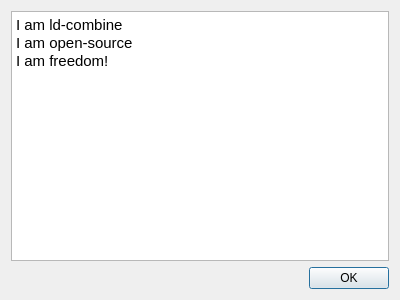
Above: tools/ld-combine/aboutdialog.ui from happycube/ld-decode before the change. Below: the same form after it.
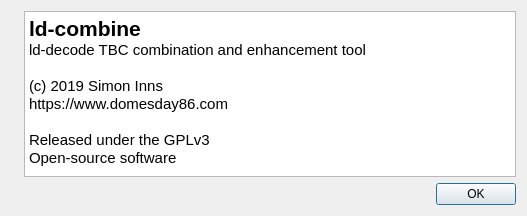
That is the form after the change. Icons and pictures are not drawn.

Commit message: ld-combine - fixes and new disc mapping class (incomplete)

```diff
--- a/tools/ld-combine/aboutdialog.ui
+++ b/tools/ld-combine/aboutdialog.ui
@@ -6,8 +6,8 @@
    <rect>
     <x>0</x>
     <y>0</y>
-    <width>400</width>
-    <height>300</height>
+    <width>527</width>
+    <height>216</height>
    </rect>
   </property>
   <property name="windowTitle">
@@ -15,17 +15,51 @@
   </property>
   <layout class="QVBoxLayout" name="verticalLayout">
    <item>
+    <layout class="QHBoxLayout" name="horizontalLayout_2">
+     <item>
+      <widget class="QLabel" name="label">
+       <property name="text">
+        <string/>
+       </property>
+       <property name="pixmap">
+        <pixmap resource="app-resources.qrc">:/icons/Graphics/128px-ld-combine.png</pixmap>
+       </property>
+      </widget>
+     </item>
+     <item>
     <widget class="QTextBrowser" name="textBrowser">
      <property name="html">
       <string>&lt;!DOCTYPE HTML PUBLIC &quot;-//W3C//DTD HTML 4.0//EN&quot; &quot;http://www.w3.org/TR/REC-html40/strict.dtd&quot;&gt;
 &lt;html&gt;&lt;head&gt;&lt;meta name=&quot;qrichtext&quot; content=&quot;1&quot; /&gt;&lt;style type=&quot;text/css&quot;&gt;
 p, li { white-space: pre-wrap; }
 &lt;/style&gt;&lt;/head&gt;&lt;body style=&quot; font-family:'Ubuntu'; font-size:11pt; font-weight:400; font-style:normal;&quot;&gt;
-&lt;p style=&quot; margin-top:0px; margin-bottom:0px; margin-left:0px; margin-right:0px; -qt-block-indent:0; text-indent:0px;&quot;&gt;I am ld-combine&lt;/p&gt;
-&lt;p style=&quot; margin-top:0px; margin-bottom:0px; margin-left:0px; margin-right:0px; -qt-block-indent:0; text-indent:0px;&quot;&gt;I am open-source&lt;/p&gt;
-&lt;p style=&quot; margin-top:0px; margin-bottom:0px; margin-left:0px; margin-right:0px; -qt-block-indent:0; text-indent:0px;&quot;&gt;I am freedom!&lt;/p&gt;&lt;/body&gt;&lt;/html&gt;</string>
-     </property>
-    </widget>
+&lt;p style=&quot; margin-top:0px; margin-bottom:0px; margin-left:0px; margin-right:0px; -qt-block-indent:0; text-indent:0px;&quot;&gt;&lt;span style=&quot; font-size:16pt; font-weight:600;&quot;&gt;ld-combine&lt;/span&gt;&lt;/p&gt;
+&lt;p style=&quot; margin-top:0px; margin-bottom:0px; margin-left:0px; margin-right:0px; -qt-block-indent:0; text-indent:0px;&quot;&gt;ld-decode TBC combination and enhancement tool&lt;/p&gt;
+&lt;p style=&quot;-qt-paragraph-type:empty; margin-top:0px; margin-bottom:0px; margin-left:0px; margin-right:0px; -qt-block-indent:0; text-indent:0px;&quot;&gt;&lt;br /&gt;&lt;/p&gt;
+&lt;p style=&quot; margin-top:0px; margin-bottom:0px; margin-left:0px; margin-right:0px; -qt-block-indent:0; text-indent:0px;&quot;&gt;(c) 2019 Simon Inns&lt;/p&gt;
+&lt;p style=&quot; margin-top:0px; margin-bottom:0px; margin-left:0px; margin-right:0px; -qt-block-indent:0; text-indent:0px;&quot;&gt;https://www.domesday86.com&lt;/p&gt;
+&lt;p style=&quot;-qt-paragraph-type:empty; margin-top:0px; margin-bottom:0px; margin-left:0px; margin-right:0px; -qt-block-indent:0; text-indent:0px;&quot;&gt;&lt;br /&gt;&lt;/p&gt;
+&lt;p style=&quot; margin-top:0px; margin-bottom:0px; margin-left:0px; margin-right:0px; -qt-block-indent:0; text-indent:0px;&quot;&gt;Released under the GPLv3&lt;/p&gt;
+&lt;p style=&quot; margin-top:0px; margin-bottom:0px; margin-left:0px; margin-right:0px; -qt-block-indent:0; text-indent:0px;&quot;&gt;Open-source software&lt;/p&gt;&lt;/body&gt;&lt;/html&gt;</string>
+       </property>
+      </widget>
+     </item>
+    </layout>
+   </item>
+   <item>
+    <layout class="QHBoxLayout" name="horizontalLayout">
+     <item>
+      <spacer name="horizontalSpacer">
+       <property name="orientation">
+        <enum>Qt::Horizontal</enum>
+       </property>
+       <property name="sizeHint" stdset="0">
+        <size>
+         <width>40</width>
+         <height>20</height>
+        </size>
+       </property>
+      </spacer>
    </item>
    <item>
     <widget class="QDialogButtonBox" name="buttonBox">
@@ -38,6 +72,8 @@
     </widget>
    </item>
   </layout>
+   </item>
+  </layout>
  </widget>
  <resources/>
  <connections>
```
Left out of the diff: 6 changed lines with no effect on the pictures. Lines whose indentation alone changed are shown as unchanged. The commit also changes 7 other files.
